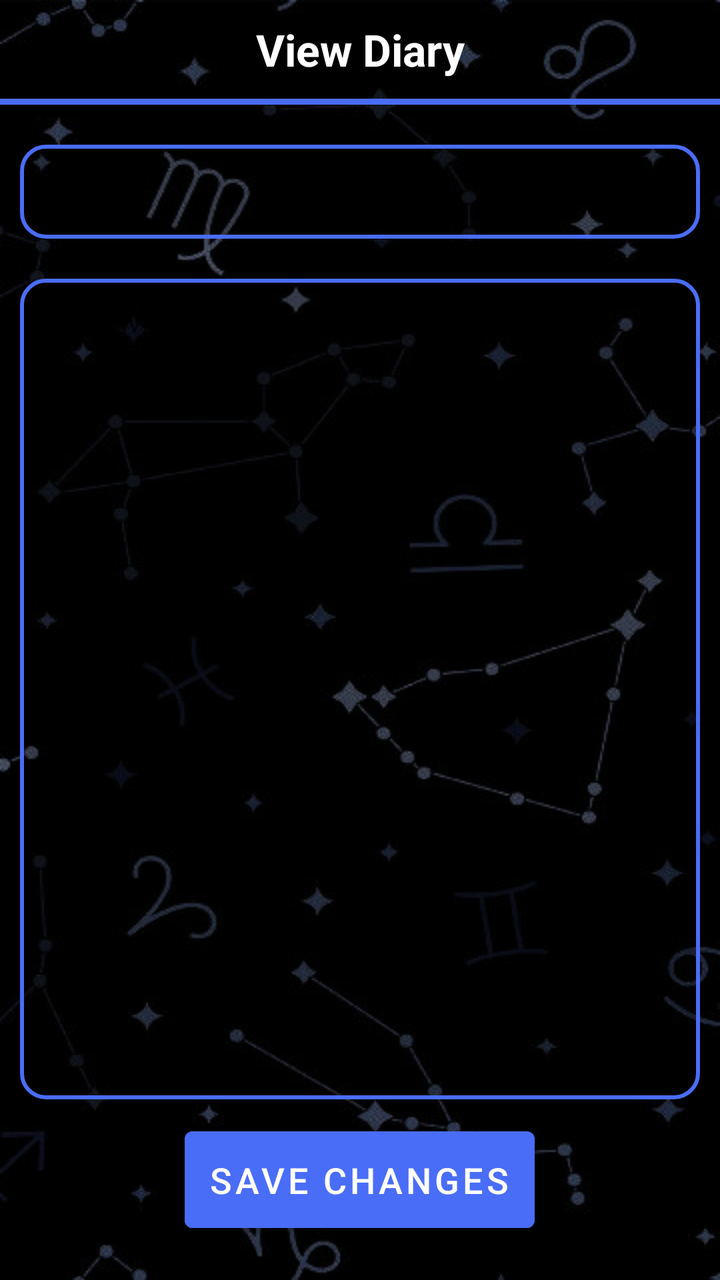
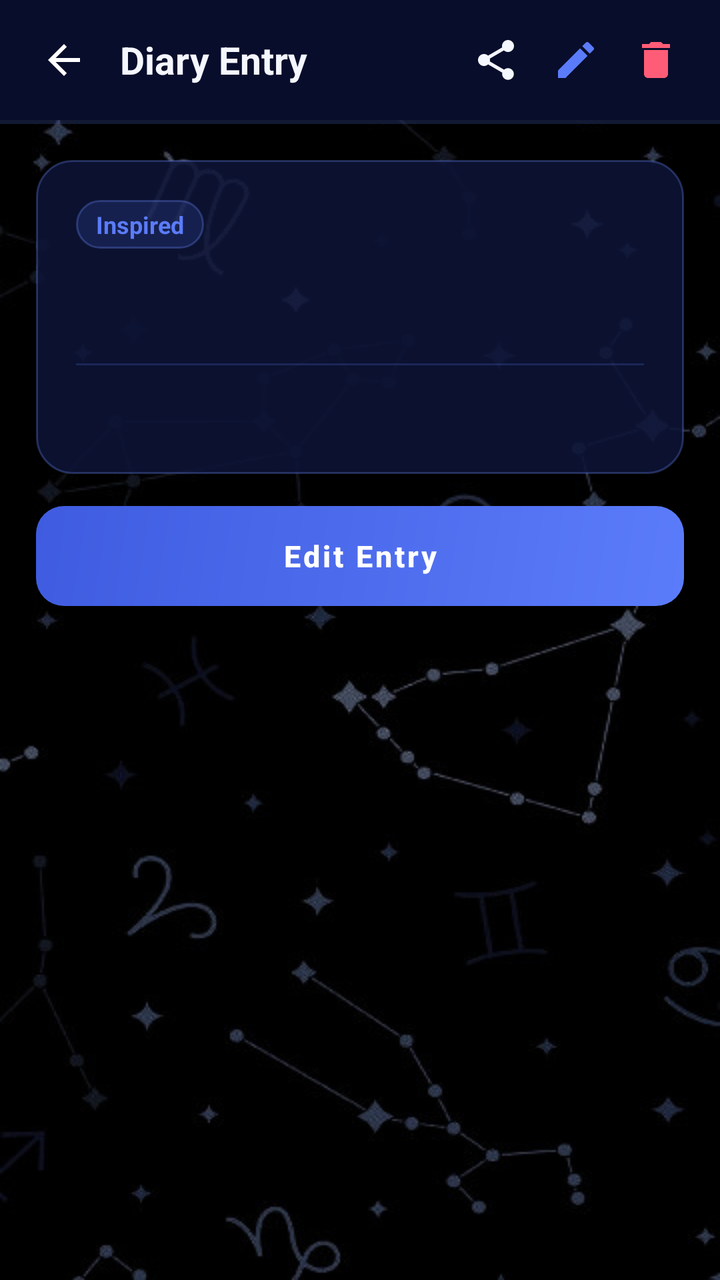

An Android layout rendered at two revisions. The XML below is the earlier revision; the diff shows what the commit changed to produce the second picture.
<!-- AndroidManifest.xml: application theme Theme.ZodiacHue -->
<!-- res/layout/activity_view_diary.xml -->
<?xml version="1.0" encoding="utf-8"?>
<LinearLayout xmlns:android="http://schemas.android.com/apk/res/android"
    xmlns:tools="http://schemas.android.com/tools"
    android:orientation="vertical"
    android:layout_width="match_parent"
    android:layout_height="match_parent"
    android:background="@drawable/background"
    tools:context=".ViewDiaryActivity">

    <LinearLayout
        android:layout_width="match_parent"
        android:layout_height="wrap_content"
        android:orientation="horizontal"
        android:padding="10dp"
        android:gravity="center_vertical">

        <TextView
            android:layout_width="0dp"
            android:layout_height="wrap_content"
            android:layout_weight="1"
            android:gravity="center"
            android:text="@string/view_diary"
            android:textColor="@color/white"
            android:textSize="22sp"
            android:textStyle="bold"/>
    </LinearLayout>

    <View
        android:layout_width="match_parent"
        android:layout_height="3dp"
        android:layout_marginBottom="10dp"
        android:background="#4a6df7"/>

    <EditText
        android:id="@+id/tv_title"
        android:layout_width="match_parent"
        android:layout_height="wrap_content"
        android:hint="@string/title"
        android:textColor="@color/white"
        android:textSize="20sp"
        android:textStyle="bold"
        android:gravity="center"
        android:background="@drawable/edittext_background"
        android:padding="10dp"
        android:layout_margin="10dp"
        android:autofillHints="title"
        android:inputType="text"/>

    <EditText
        android:id="@+id/tv_content"
        android:layout_width="match_parent"
        android:layout_height="0dp"
        android:layout_weight="1"
        android:hint="@string/start_writing_about_your_day"
        android:textColor="@color/white"
        android:textSize="16sp"
        android:gravity="start|top"
        android:background="@drawable/edittext_background"
        android:padding="10dp"
        android:layout_margin="10dp"
        android:autofillHints="diary entry"
        android:inputType="text"/>

    <Button
        android:id="@+id/btn_save_changes"
        android:layout_width="wrap_content"
        android:layout_height="wrap_content"
        android:text="@string/save_changes"
        android:layout_gravity="center_horizontal"
        android:layout_marginBottom="20dp"
        android:backgroundTint="#4a6df7"
        android:textColor="@color/white"
        android:textSize="18sp"
        android:padding="12dp"/>
</LinearLayout>
<!-- resources referenced by this layout -->
<resources>
  <!-- drawable edittext_background (drawable) -->
  <?xml version="1.0" encoding="utf-8"?>
  <shape xmlns:android="http://schemas.android.com/apk/res/android" android:shape="rectangle">
      <solid android:color="#33000000" />
      <stroke android:width="2dp" android:color="#4a6df7" />
      <corners android:radius="12dp" />
      <padding android:left="15dp" android:right="15dp" android:top="10dp" android:bottom="10dp" />
  </shape>
  <string name="save_changes">Save Changes</string>
  <string name="start_writing_about_your_day">Start writing about your day…</string>
  <string name="title">Title</string>
  <string name="view_diary">View Diary</string>
  <style name="Theme.ZodiacHue" parent="Theme.MaterialComponents.Light.NoActionBar">
          
          <item name="colorPrimary">@color/purple_500</item>
          <item name="colorPrimaryVariant">@color/purple_700</item>
          <item name="colorOnPrimary">@color/white</item>
          
          <item name="colorSecondary">@color/teal_200</item>
          <item name="colorSecondaryVariant">@color/teal_700</item>
          <item name="colorOnSecondary">@color/black</item>
      </style>
  <color name="purple_500">#FF6200EE</color>
  <color name="purple_700">#FF3700B3</color>
  <color name="teal_200">#FF03DAC5</color>
  <color name="teal_700">#FF018786</color>
  <color name="black">#FF000000</color>
  <!-- unchanged entries left out for length: 2 -->
</resources>

<!-- the commit's change to res/layout/activity_view_diary.xml (unified diff, before → after) -->
@@ -1,75 +1,157 @@
 <?xml version="1.0" encoding="utf-8"?>
 <LinearLayout xmlns:android="http://schemas.android.com/apk/res/android"
+    xmlns:app="http://schemas.android.com/apk/res-auto"
     xmlns:tools="http://schemas.android.com/tools"
-    android:orientation="vertical"
     android:layout_width="match_parent"
     android:layout_height="match_parent"
     android:background="@drawable/background"
+    android:orientation="vertical"
     tools:context=".ViewDiaryActivity">
 
+    
     <LinearLayout
         android:layout_width="match_parent"
         android:layout_height="wrap_content"
+        android:background="@color/midnight_blue"
+        android:gravity="center_vertical"
         android:orientation="horizontal"
-        android:padding="10dp"
-        android:gravity="center_vertical">
+        android:paddingHorizontal="12dp"
+        android:paddingVertical="10dp">
+
+        <ImageButton
+            android:id="@+id/btn_back_view_diary"
+            android:layout_width="40dp"
+            android:layout_height="40dp"
+            android:background="?attr/selectableItemBackgroundBorderless"
+            android:contentDescription="@string/back"
+            android:padding="8dp"
+            android:src="@drawable/ic_back" />
 
         <TextView
             android:layout_width="0dp"
             android:layout_height="wrap_content"
+            android:layout_marginStart="8dp"
             android:layout_weight="1"
-            android:gravity="center"
             android:text="@string/view_diary"
-            android:textColor="@color/white"
-            android:textSize="22sp"
-            android:textStyle="bold"/>
+            android:textColor="@color/text_primary"
+            android:textSize="19sp"
+            android:textStyle="bold" />
+
+        <ImageButton
+            android:id="@+id/btn_share_diary"
+            android:layout_width="40dp"
+            android:layout_height="40dp"
+            android:background="?attr/selectableItemBackgroundBorderless"
+            android:contentDescription="Share entry"
+            android:padding="8dp"
+            android:src="@drawable/ic_share"
+            app:tint="@color/text_primary" />
+
+        <ImageButton
+            android:id="@+id/btn_edit_diary"
+            android:layout_width="40dp"
+            android:layout_height="40dp"
+            android:background="?attr/selectableItemBackgroundBorderless"
+            android:contentDescription="Edit entry"
+            android:padding="8dp"
+            android:src="@drawable/ic_edit"
+            app:tint="@color/indigo_accent" />
+
+        <ImageButton
+            android:id="@+id/btn_delete_view_diary"
+            android:layout_width="40dp"
+            android:layout_height="40dp"
+            android:background="?attr/selectableItemBackgroundBorderless"
+            android:contentDescription="Delete entry"
+            android:padding="8dp"
+            android:src="@drawable/ic_delete"
+            app:tint="@color/danger_red" />
     </LinearLayout>
 
     <View
         android:layout_width="match_parent"
-        android:layout_height="3dp"
-        android:layout_marginBottom="10dp"
-        android:background="#4a6df7"/>
+        android:layout_height="2dp"
+        android:background="@color/cosmic_divider" />
 
-    <EditText
-        android:id="@+id/tv_title"
-        android:layout_width="match_parent"
-        android:layout_height="wrap_content"
-        android:hint="@string/title"
-        android:textColor="@color/white"
-        android:textSize="20sp"
-        android:textStyle="bold"
-        android:gravity="center"
-        android:background="@drawable/edittext_background"
-        android:padding="10dp"
-        android:layout_margin="10dp"
-        android:autofillHints="title"
-        android:inputType="text"/>
-
-    <EditText
-        android:id="@+id/tv_content"
+    <ScrollView
         android:layout_width="match_parent"
         android:layout_height="0dp"
         android:layout_weight="1"
-        android:hint="@string/start_writing_about_your_day"
-        android:textColor="@color/white"
-        android:textSize="16sp"
-        android:gravity="start|top"
-        android:background="@drawable/edittext_background"
-        android:padding="10dp"
-        android:layout_margin="10dp"
-        android:autofillHints="diary entry"
-        android:inputType="text"/>
+        android:fillViewport="true"
+        android:overScrollMode="never">
 
-    <Button
-        android:id="@+id/btn_save_changes"
-        android:layout_width="wrap_content"
-        android:layout_height="wrap_content"
-        android:text="@string/save_changes"
-        android:layout_gravity="center_horizontal"
-        android:layout_marginBottom="20dp"
-        android:backgroundTint="#4a6df7"
-        android:textColor="@color/white"
-        android:textSize="18sp"
-        android:padding="12dp"/>
+        <LinearLayout
+            android:layout_width="match_parent"
+            android:layout_height="wrap_content"
+            android:orientation="vertical"
+            android:padding="18dp">
+
+            <LinearLayout
+                android:layout_width="match_parent"
+                android:layout_height="wrap_content"
+                android:background="@drawable/card_cosmic"
+                android:orientation="vertical"
+                android:padding="20dp">
+
+                <LinearLayout
+                    android:layout_width="match_parent"
+                    android:layout_height="wrap_content"
+                    android:gravity="center_vertical"
+                    android:orientation="horizontal">
+
+                    <TextView
+                        android:id="@+id/tv_view_mood"
+                        android:layout_width="wrap_content"
+                        android:layout_height="wrap_content"
+                        android:background="@drawable/pill_cosmic"
+                        android:paddingHorizontal="10dp"
+                        android:paddingVertical="4dp"
+                        android:text="Inspired"
+                        android:textColor="@color/indigo_accent"
+                        android:textSize="12sp"
+                        android:textStyle="bold" />
+
+                    <TextView
+                        android:id="@+id/tv_view_date"
+                        android:layout_width="0dp"
+                        android:layout_height="wrap_content"
+                        android:layout_weight="1"
+                        android:gravity="end"
+                        android:textColor="@color/text_muted"
+                        android:textSize="12sp" />
+                </LinearLayout>
+
+                <TextView
+                    android:id="@+id/tv_title"
+                    android:layout_width="match_parent"
+                    android:layout_height="wrap_content"
+                    android:layout_marginTop="14dp"
+                    android:textColor="@color/text_primary"
+                    android:textSize="22sp"
+                    android:textStyle="bold" />
+
+                <View
+                    android:layout_width="match_parent"
+                    android:layout_height="1dp"
+                    android:layout_marginVertical="14dp"
+                    android:background="@color/cosmic_divider" />
+
+                <TextView
+                    android:id="@+id/tv_content"
+                    android:layout_width="match_parent"
+                    android:layout_height="wrap_content"
+                    android:lineSpacingExtra="6dp"
+                    android:textColor="@color/text_secondary"
+                    android:textSize="15sp" />
+            </LinearLayout>
+
+            <androidx.appcompat.widget.AppCompatButton
+                android:id="@+id/btn_edit_entry_bottom"
+                style="@style/CosmicPrimaryButton"
+                android:layout_width="match_parent"
+                android:layout_height="50dp"
+                android:layout_marginTop="16dp"
+                android:text="Edit Entry" />
+        </LinearLayout>
+    </ScrollView>
 </LinearLayout>
<!-- resource entries referenced after the edit -->
@@ -1,32 +1,118 @@
 <!-- resources referenced by this layout -->
 <resources>
-  <!-- drawable edittext_background (drawable) -->
+  <color name="cosmic_divider">#335B7CFA</color>
+  <color name="danger_red">#FF5C77</color>
+  <color name="indigo_accent">#5B7CFA</color>
+  <color name="midnight_blue">#080D2B</color>
+  <color name="text_muted">#7480A8</color>
+  <color name="text_primary">#F5F7FF</color>
+  <color name="text_secondary">#B0BBE0</color>
+  <!-- drawable card_cosmic (drawable) -->
   <?xml version="1.0" encoding="utf-8"?>
-  <shape xmlns:android="http://schemas.android.com/apk/res/android" android:shape="rectangle">
-      <solid android:color="#33000000" />
-      <stroke android:width="2dp" android:color="#4a6df7" />
-      <corners android:radius="12dp" />
-      <padding android:left="15dp" android:right="15dp" android:top="10dp" android:bottom="10dp" />
+  <shape xmlns:android="http://schemas.android.com/apk/res/android"
+      android:shape="rectangle">
+      <solid android:color="@color/cosmic_surface" />
+      <stroke
+          android:width="1dp"
+          android:color="@color/cosmic_stroke" />
+      <corners android:radius="18dp" />
   </shape>
-  <string name="save_changes">Save Changes</string>
-  <string name="start_writing_about_your_day">Start writing about your day…</string>
-  <string name="title">Title</string>
-  <string name="view_diary">View Diary</string>
-  <style name="Theme.ZodiacHue" parent="Theme.MaterialComponents.Light.NoActionBar">
-          
-          <item name="colorPrimary">@color/purple_500</item>
-          <item name="colorPrimaryVariant">@color/purple_700</item>
+  <!-- drawable ic_back (drawable) -->
+  <vector xmlns:android="http://schemas.android.com/apk/res/android"
+      android:width="24dp"
+      android:height="24dp"
+      android:viewportWidth="24"
+      android:viewportHeight="24">
+      <path
+          android:fillColor="#FFFFFF"
+          android:pathData="M20,11H7.83l5.59,-5.59L12,4l-8,8 8,8 1.41,-1.41L7.83,13H20v-2z" />
+  </vector>
+  <!-- drawable ic_delete (drawable) -->
+  <vector xmlns:android="http://schemas.android.com/apk/res/android"
+      android:width="24dp"
+      android:height="24dp"
+      android:viewportWidth="24"
+      android:viewportHeight="24">
+      <path
+          android:fillColor="#FFFFFF"
+          android:pathData="M6,19c0,1.1 0.9,2 2,2h8c1.1,0 2,-0.9 2,-2V7H6v12zM19,4h-3.5l-1,-1h-5l-1,1H5v2h14V4z" />
+  </vector>
+  <!-- drawable ic_edit (drawable) -->
+  <vector xmlns:android="http://schemas.android.com/apk/res/android"
+      android:width="24dp"
+      android:height="24dp"
+      android:viewportWidth="24"
+      android:viewportHeight="24">
+      <path
+          android:fillColor="#FFFFFF"
+          android:pathData="M3,17.25V21h3.75L17.81,9.94l-3.75,-3.75L3,17.25zM20.71,7.04c0.39,-0.39 0.39,-1.02 0,-1.41l-2.34,-2.34c-0.39,-0.39 -1.02,-0.39 -1.41,0l-1.83,1.83 3.75,3.75 1.83,-1.83z" />
+  </vector>
+  <!-- drawable ic_share (drawable) -->
+  <vector xmlns:android="http://schemas.android.com/apk/res/android"
+      android:width="24dp"
+      android:height="24dp"
+      android:viewportWidth="24"
+      android:viewportHeight="24">
+      <path
+          android:fillColor="#FFFFFF"
+          android:pathData="M18,16.08c-0.76,0 -1.44,0.3 -1.96,0.77L8.91,12.7c0.05,-0.23 0.09,-0.46 0.09,-0.7s-0.04,-0.47 -0.09,-0.7l7.05,-4.11c0.54,0.5 1.25,0.81 2.04,0.81 1.66,0 3,-1.34 3,-3s-1.34,-3 -3,-3 -3,1.34 -3,3c0,0.24 0.04,0.47 0.09,0.7L8.04,9.81C7.5,9.31 6.79,9 6,9c-1.66,0 -3,1.34 -3,3s1.34,3 3,3c0.79,0 1.5,-0.31 2.04,-0.81l7.12,4.16c-0.05,0.21 -0.08,0.43 -0.08,0.65 0,1.61 1.31,2.92 2.92,2.92 1.61,0 2.92,-1.31 2.92,-2.92s-1.31,-2.92 -2.92,-2.92z" />
+  </vector>
+  <!-- drawable pill_cosmic (drawable) -->
+  <?xml version="1.0" encoding="utf-8"?>
+  <shape xmlns:android="http://schemas.android.com/apk/res/android"
+      android:shape="rectangle">
+      <solid android:color="@color/indigo_glow" />
+      <stroke
+          android:width="1dp"
+          android:color="@color/cosmic_stroke" />
+      <corners android:radius="999dp" />
+  </shape>
+  <string name="back">Back</string>
+  <string name="view_diary">Diary Entry</string>
+  <style name="CosmicPrimaryButton" parent="Widget.MaterialComponents.Button">
+          <item name="android:background">@drawable/btn_primary_bg</item>
+          <item name="backgroundTint">@null</item>
+          <item name="android:textColor">@color/white</item>
+          <item name="android:textAllCaps">false</item>
+          <item name="android:textStyle">bold</item>
+          <item name="android:textSize">15sp</item>
+          <item name="android:minHeight">50dp</item>
+      </style>
+  <style name="Theme.ZodiacHue" parent="Theme.MaterialComponents.NoActionBar">
+          <item name="colorPrimary">@color/indigo_accent</item>
+          <item name="colorPrimaryVariant">@color/indigo_accent_dark</item>
           <item name="colorOnPrimary">@color/white</item>
-          
-          <item name="colorSecondary">@color/teal_200</item>
-          <item name="colorSecondaryVariant">@color/teal_700</item>
-          <item name="colorOnSecondary">@color/black</item>
+          <item name="colorSecondary">@color/indigo_accent</item>
+          <item name="colorSecondaryVariant">@color/indigo_accent_dark</item>
+          <item name="colorOnSecondary">@color/white</item>
+          <item name="colorSurface">@color/cosmic_surface_solid</item>
+          <item name="colorOnSurface">@color/text_primary</item>
+          <item name="android:windowBackground">@color/cosmic_bg_deep</item>
+          <item name="android:statusBarColor">@color/cosmic_bg_deep</item>
+          <item name="android:navigationBarColor">@color/midnight_blue</item>
+          <item name="android:windowLightStatusBar">false</item>
+          <item name="android:textColorHint">@color/text_muted</item>
       </style>
-  <color name="purple_500">#FF6200EE</color>
-  <color name="purple_700">#FF3700B3</color>
-  <color name="teal_200">#FF03DAC5</color>
-  <color name="teal_700">#FF018786</color>
-  <color name="black">#FF000000</color>
+  <color name="cosmic_surface">#D90E1538</color>
+  <color name="cosmic_stroke">#4D6B8AFF</color>
+  <color name="indigo_glow">#265B7CFA</color>
+  <!-- drawable btn_primary_bg (drawable) -->
+  <?xml version="1.0" encoding="utf-8"?>
+  <ripple xmlns:android="http://schemas.android.com/apk/res/android"
+      android:color="#40FFFFFF">
+      <item>
+          <shape android:shape="rectangle">
+              <gradient
+                  android:angle="135"
+                  android:startColor="#5B7CFA"
+                  android:endColor="#3F5CE0" />
+              <corners android:radius="14dp" />
+          </shape>
+      </item>
+  </ripple>
+  <color name="indigo_accent_dark">#3F5CE0</color>
+  <color name="cosmic_surface_solid">#121A42</color>
+  <color name="cosmic_bg_deep">#05081A</color>
   <!-- unchanged entries left out for length: 2 -->
 </resources>
 
